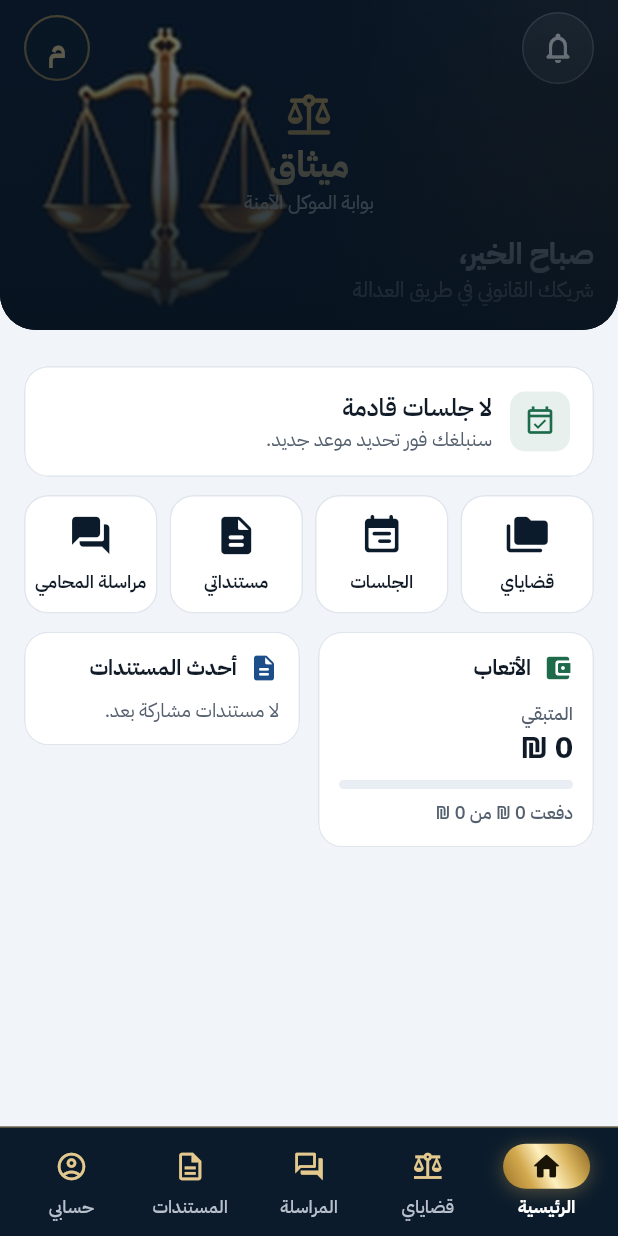
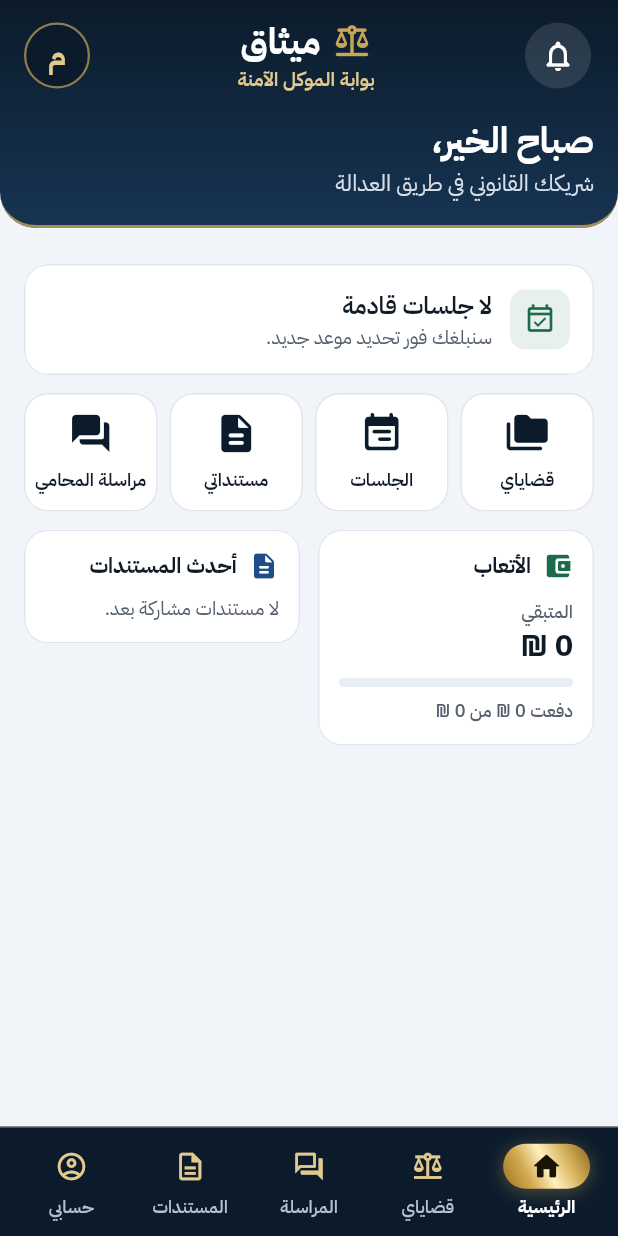
Before and after one commit to matrixtuner9-cyber/law-foundation, a Flutter app: the Shell screen opened directly with empty values, on a phone screen of 412 x 824 dp. Run offline on Flutter 3.47's test engine with Material 3 defaults, Android fonts, the phone set to English and light mode, and no system bars; our stand-ins replace app_links, audioplayers, cross_file, file_picker, flutter_local_notifications, image_picker and 2 more; missing offline and left inert: dart:js_interop, flutter_background_service, record; accounts and stored records are empty.

Commit message:
الهيدر: خلفية كحلية صافية ونص واضح بدون صورة
Co-Authored-By: Claude Sonnet 5.5 <noreply@anthropic.com>
Claude-Session: https://claude.ai/code/session_01VYKzt29RVVuxCy8ToxrDG3

```diff
--- a/office/mithaq_portal/lib/home.dart
+++ b/office/mithaq_portal/lib/home.dart
@@ -94,50 +94,47 @@ class _Header extends StatelessWidget {
     final top = MediaQuery.of(context).padding.top;
     final unread = store.unread;
     return Container(
-      padding: EdgeInsets.fromLTRB(Sp.page, top + Sp.s, Sp.page, Sp.l),
+      padding: EdgeInsets.fromLTRB(Sp.page, top + Sp.m, Sp.page, Sp.l),
       decoration: BoxDecoration(
-        color: MQ.forestDeep,
-        image: const DecorationImage(image: AssetImage('assets/images/hdr.jpg'), fit: BoxFit.cover, alignment: Alignment.centerLeft),
+        gradient: const LinearGradient(begin: Alignment.topCenter, end: Alignment.bottomCenter, colors: [Color(0xFF0B1B2B), Color(0xFF173452)]),
         borderRadius: const BorderRadius.vertical(bottom: Radius.circular(R.sheet)),
+        border: Border(bottom: BorderSide(color: MQ.gold.withValues(alpha: .8), width: 2)),
       ),
-      foregroundDecoration: BoxDecoration(
-        borderRadius: const BorderRadius.vertical(bottom: Radius.circular(R.sheet)),
-        gradient: LinearGradient(begin: Alignment.topCenter, end: Alignment.bottomCenter, colors: [MQ.forestDeep.withValues(alpha: .55), MQ.forestDeep.withValues(alpha: .94)]),
-      ),
-      child: Column(children: [
+      child: Column(crossAxisAlignment: CrossAxisAlignment.stretch, children: [
         Row(children: [
           Stack(clipBehavior: Clip.none, children: [
             IconButton(
               tooltip: 'الإشعارات',
               onPressed: () => onGo(2),
-              style: IconButton.styleFrom(backgroundColor: Colors.white.withValues(alpha: .1), side: BorderSide(color: Colors.white.withValues(alpha: .25))),
+              style: IconButton.styleFrom(backgroundColor: Colors.white.withValues(alpha: .12), minimumSize: const Size(44, 44)),
               icon: const Icon(Icons.notifications_none_rounded, color: Colors.white),
             ),
             if (unread > 0)
               PositionedDirectional(
-                  top: -2,
-                  end: -2,
+                  top: -3,
+                  end: -3,
                   child: Container(
                       constraints: const BoxConstraints(minWidth: 18),
                       padding: const EdgeInsets.symmetric(horizontal: 4, vertical: 1),
                       decoration: BoxDecoration(color: MQ.danger, borderRadius: BorderRadius.circular(R.pill)),
                       child: Text('$unread', textAlign: TextAlign.center, style: MQ.caption(color: Colors.white, weight: FontWeight.w700)))),
           ]),
-          const Spacer(),
+          Expanded(
+            child: Column(children: [
+              Row(mainAxisAlignment: MainAxisAlignment.center, children: [
+                const Icon(Icons.balance_rounded, color: MQ.gold, size: 26),
+                const SizedBox(width: Sp.s),
+                Text('ميثاق', style: MQ.title1(color: Colors.white)),
+              ]),
+              Text('بوابة الموكل الآمنة', style: MQ.footnote(color: MQ.brassHi, weight: FontWeight.w600)),
+            ]),
+          ),
           const LawyerAvatar(size: 44),
         ]),
-        const SizedBox(height: Sp.xs),
-        const Icon(Icons.balance_rounded, color: MQ.gold, size: 34),
-        Text('ميثاق', style: MQ.title1(color: MQ.brassHi)),
-        Text('بوابة الموكل الآمنة', style: MQ.footnote(color: Colors.white.withValues(alpha: .9))),
-        const SizedBox(height: Sp.m),
-        Align(
-          alignment: AlignmentDirectional.centerStart,
-          child: Column(crossAxisAlignment: CrossAxisAlignment.start, children: [
-            Text('${greeting()}، ${store.firstName}', style: MQ.title2(color: Colors.white), maxLines: 1, overflow: TextOverflow.ellipsis),
-            Text('شريكك القانوني في طريق العدالة', style: MQ.subhead(color: Colors.white.withValues(alpha: .9))),
-          ]),
-        ),
+        const SizedBox(height: Sp.l),
+        Text('${greeting()}، ${store.firstName}', style: MQ.title1(color: Colors.white), maxLines: 1, overflow: TextOverflow.ellipsis),
+        const SizedBox(height: 2),
+        Text('شريكك القانوني في طريق العدالة', style: MQ.callout(color: const Color(0xFFD5DEE9))),
       ]),
     );
   }
```
